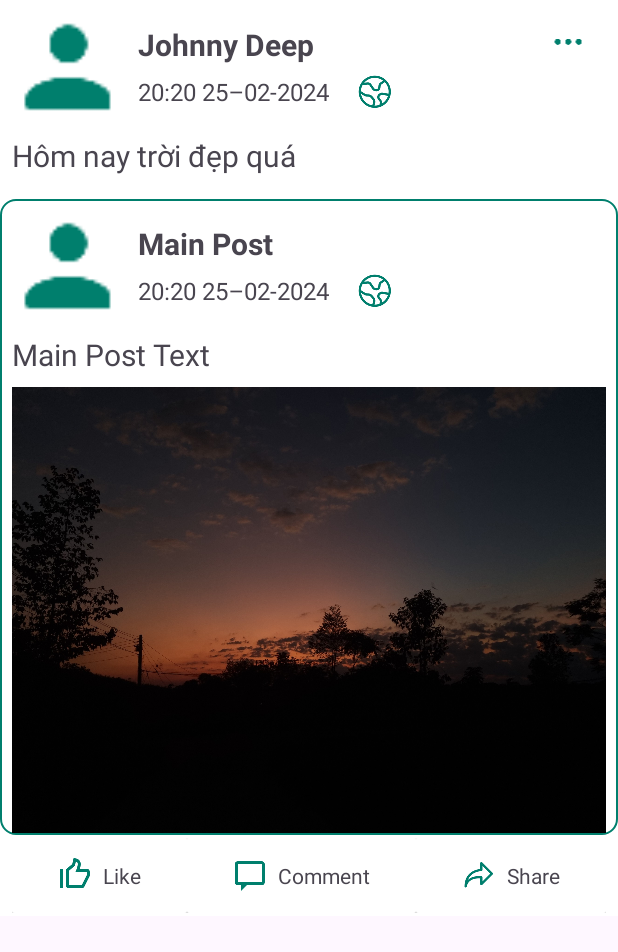
After one commit to Thu6Ngay13/MobileAndroid-Java-SocialMedia, an Android app: the layout share_post_view.xml on its own in the app's theme, with its tools: preview values and no code run, on a phone screen of 412 x 824 dp. The commit adds this screen. Shown: the top 952 px of the screen. Run offline under Robolectric (Android 15) with nearby library versions, the phone set to English and light mode, and no system bars.

Commit message:
Add share post view

```diff
--- a/app/src/main/res/layout/activity_group.xml
+++ b/app/src/main/res/layout/activity_group.xml
@@ -42,12 +42,11 @@
         <ImageButton
             android:id="@+id/ibCreateGroup"
             android:background="@color/white"
-            android:shadowRadius="5"
             app:layout_column="1"
             app:layout_columnWeight="1"
             app:layout_row="0"
             app:layout_rowWeight="1"
-            app:srcCompat="@mipmap/ic_add_90_dark" />
+            app:srcCompat="@mipmap/ic_add_72_dark" />
 
         <ImageButton
             android:id="@+id/ibSearch"
--- /dev/null
+++ b/app/src/main/res/layout/share_post_view.xml
@@ -0,0 +1,302 @@
+<?xml version="1.0" encoding="utf-8"?>
+<RelativeLayout xmlns:android="http://schemas.android.com/apk/res/android"
+    xmlns:app="http://schemas.android.com/apk/res-auto"
+    android:layout_width="match_parent"
+    android:layout_height="wrap_content"
+
+    android:background="@color/white"
+    android:layout_marginBottom="8dp">
+
+    <RelativeLayout
+        android:id="@+id/relativeLayout"
+        android:layout_width="match_parent"
+        android:layout_height="wrap_content"
+        android:layout_alignParentStart="true"
+        android:layout_alignParentEnd="true"
+        android:layout_marginStart="0dp"
+        android:layout_marginTop="0dp"
+        android:layout_marginEnd="0dp">
+
+        <ImageView
+            android:id="@+id/ivAvatar"
+            android:layout_width="75dp"
+            android:layout_height="75dp"
+            android:layout_alignParentStart="true"
+            android:layout_alignParentTop="true"
+            android:layout_alignParentEnd="true"
+            android:layout_marginStart="8dp"
+            android:layout_marginTop="8dp"
+            android:layout_marginEnd="328dp"
+            android:contentDescription="@string/avatar"
+            android:src="@mipmap/ic_user_72_dark" />
+
+        <TextView
+            android:id="@+id/tvFullName"
+            android:layout_width="wrap_content"
+            android:layout_height="wrap_content"
+            android:layout_alignParentStart="true"
+            android:layout_alignParentTop="true"
+            android:layout_alignParentEnd="true"
+            android:layout_marginStart="92dp"
+            android:layout_marginTop="16dp"
+            android:layout_marginEnd="200dp"
+            android:text="@string/full_name"
+            android:textSize="20sp"
+            android:textStyle="bold" />
+
+        <TextView
+            android:id="@+id/tvPostingTimeAt"
+            android:layout_width="wrap_content"
+            android:layout_height="wrap_content"
+            android:layout_alignParentStart="true"
+            android:layout_alignParentTop="true"
+            android:layout_alignParentEnd="true"
+            android:layout_marginStart="92dp"
+            android:layout_marginTop="50dp"
+            android:layout_marginEnd="186dp"
+            android:text="@string/posting_time_at"
+            android:textSize="16sp" />
+
+        <ImageView
+            android:id="@+id/ivMode"
+            android:layout_width="25dp"
+            android:layout_height="wrap_content"
+            android:layout_alignParentStart="true"
+            android:layout_alignParentTop="true"
+            android:layout_alignParentEnd="true"
+            android:layout_marginStart="237dp"
+            android:layout_marginTop="49dp"
+            android:layout_marginEnd="149dp"
+            android:src="@mipmap/ic_global_72_dark" />
+
+        <ImageView
+            android:id="@+id/ivMenu"
+            android:layout_width="50dp"
+            android:layout_height="wrap_content"
+            android:layout_alignParentStart="true"
+            android:layout_alignParentTop="true"
+            android:layout_alignParentEnd="true"
+            android:layout_marginStart="354dp"
+            android:layout_marginTop="16dp"
+            android:layout_marginEnd="8dp"
+            android:src="@mipmap/ic_more_72_dark" />
+
+        <TextView
+            android:id="@+id/tvPostText"
+            android:layout_width="wrap_content"
+            android:layout_height="wrap_content"
+            android:layout_alignParentStart="true"
+            android:layout_alignParentTop="true"
+            android:layout_alignParentEnd="true"
+            android:layout_marginStart="8dp"
+            android:layout_marginTop="90dp"
+            android:layout_marginEnd="211dp"
+            android:text="@string/post_text"
+            android:textSize="20sp" />
+    </RelativeLayout>
+
+    <RelativeLayout
+        android:id="@+id/relativeLayout2"
+        android:layout_width="match_parent"
+        android:layout_height="wrap_content"
+        android:layout_below="@+id/relativeLayout"
+        android:background="@drawable/custom_edittext"
+        android:layout_alignParentStart="true"
+        android:layout_alignParentEnd="true"
+        android:layout_marginStart="0dp"
+        android:layout_marginTop="15dp"
+        android:layout_marginEnd="0dp">
+
+        <ImageView
+            android:id="@+id/ivAvatarMainPost"
+            android:layout_width="75dp"
+            android:layout_height="75dp"
+            android:layout_alignParentStart="true"
+            android:layout_alignParentTop="true"
+            android:layout_alignParentEnd="true"
+            android:layout_marginStart="8dp"
+            android:layout_marginTop="8dp"
+            android:layout_marginEnd="328dp"
+            android:contentDescription="@string/avatar"
+            android:src="@mipmap/ic_user_72_dark" />
+
+        <TextView
+            android:id="@+id/tvMainFullName"
+            android:layout_width="wrap_content"
+            android:layout_height="wrap_content"
+            android:layout_alignParentStart="true"
+            android:layout_alignParentTop="true"
+            android:layout_alignParentEnd="true"
+            android:layout_marginStart="92dp"
+            android:layout_marginTop="16dp"
+            android:layout_marginEnd="200dp"
+            android:text="Main Post"
+            android:textSize="20sp"
+            android:textStyle="bold" />
+
+        <TextView
+            android:id="@+id/tvMainPostingTimeAt"
+            android:layout_width="wrap_content"
+            android:layout_height="wrap_content"
+            android:layout_alignParentStart="true"
+            android:layout_alignParentTop="true"
+            android:layout_alignParentEnd="true"
+            android:layout_marginStart="92dp"
+            android:layout_marginTop="50dp"
+            android:layout_marginEnd="186dp"
+            android:text="@string/posting_time_at"
+            android:textSize="16sp" />
+
+        <ImageView
+            android:id="@+id/ivMainMode"
+            android:layout_width="25dp"
+            android:layout_height="wrap_content"
+            android:layout_alignParentStart="true"
+            android:layout_alignParentTop="true"
+            android:layout_alignParentEnd="true"
+            android:layout_marginStart="237dp"
+            android:layout_marginTop="49dp"
+            android:layout_marginEnd="149dp"
+            android:src="@mipmap/ic_global_72_dark" />
+
+        <TextView
+            android:id="@+id/tvMainPostText"
+            android:layout_width="wrap_content"
+            android:layout_height="wrap_content"
+            android:layout_alignParentStart="true"
+            android:layout_alignParentTop="true"
+            android:layout_alignParentEnd="true"
+            android:layout_marginStart="8dp"
+            android:layout_marginTop="90dp"
+            android:layout_marginEnd="211dp"
+            android:text="Main Post Text"
+            android:textSize="20sp" />
+
+        <ImageView
+            android:id="@+id/ivPostImage"
+            android:layout_width="wrap_content"
+            android:layout_height="300dp"
+            android:layout_alignParentStart="true"
+            android:layout_alignParentTop="true"
+            android:layout_marginTop="124dp"
+            android:layout_marginStart="8dp"
+            android:layout_marginEnd="8dp"
+            android:src="@drawable/post_image"/>
+
+    </RelativeLayout>
+
+
+    <androidx.gridlayout.widget.GridLayout
+        android:layout_width="match_parent"
+        android:layout_height="50dp"
+        android:layout_below="@+id/relativeLayout2"
+        android:layout_alignParentStart="true"
+        android:layout_alignParentEnd="true"
+        android:layout_centerHorizontal="true"
+        android:layout_marginStart="8dp"
+        android:layout_marginTop="2dp"
+        android:layout_marginEnd="8dp"
+        android:layout_marginBottom="2dp"
+        android:background="@color/white"
+        app:columnCount="3"
+        app:rowCount="1">
+
+        <androidx.cardview.widget.CardView
+            android:id="@+id/cvLike"
+            app:layout_column="0"
+            app:layout_columnWeight="1"
+            app:layout_row="0"
+            app:layout_rowWeight="1">
+
+            <LinearLayout
+                android:layout_width="match_parent"
+                android:layout_height="match_parent"
+                android:layout_gravity="center_vertical|center_horizontal"
+                android:background="@color/white"
+                android:gravity="center"
+                android:orientation="horizontal">
+
+                <ImageView
+                    android:id="@+id/ivLike"
+                    android:layout_width="wrap_content"
+                    android:layout_height="wrap_content"
+                    android:background="@color/white"
+                    android:padding="3dp"
+                    android:src="@mipmap/ic_like_72_line" />
+
+                <TextView
+                    android:layout_width="wrap_content"
+                    android:layout_height="wrap_content"
+                    android:background="@color/white"
+                    android:padding="3dp"
+                    android:text="@string/like" />
+            </LinearLayout>
+        </androidx.cardview.widget.CardView>
+
+        <androidx.cardview.widget.CardView
+            android:id="@+id/cvComment"
+            app:layout_column="1"
+            app:layout_columnWeight="1"
+            app:layout_row="0"
+            app:layout_rowWeight="1">
+
+            <LinearLayout
+                android:layout_width="match_parent"
+                android:layout_height="match_parent"
+                android:layout_gravity="center_vertical|center_horizontal"
+                android:background="@color/white"
+                android:gravity="center">
+
+                <ImageView
+                    android:id="@+id/ivComment"
+                    android:layout_width="wrap_content"
+                    android:layout_height="wrap_content"
+                    android:background="@color/white"
+                    android:padding="3dp"
+                    android:src="@mipmap/ic_comment_72_dark" />
+
+                <TextView
+                    android:layout_width="wrap_content"
+                    android:layout_height="wrap_content"
+                    android:background="@color/white"
+                    android:padding="3dp"
+                    android:text="@string/comment" />
+            </LinearLayout>
+        </androidx.cardview.widget.CardView>
+
+        <androidx.cardview.widget.CardView
+            android:id="@+id/cvShare"
+            app:layout_column="2"
+            app:layout_columnWeight="1"
+            app:layout_row="0"
+            app:layout_rowWeight="1">
+
+            <LinearLayout
+                android:layout_width="match_parent"
+                android:layout_height="match_parent"
+                android:layout_gravity="center_vertical|center_horizontal"
+                android:background="@color/white"
+                android:gravity="center">
+
+                <ImageView
+                    android:id="@+id/ivShare"
+                    android:layout_width="wrap_content"
+                    android:layout_height="wrap_content"
+                    android:background="@color/white"
+                    android:padding="3dp"
+                    android:src="@mipmap/ic_share_72_dark" />
+
+                <TextView
+                    android:layout_width="wrap_content"
+                    android:layout_height="wrap_content"
+                    android:background="@color/white"
+                    android:padding="3dp"
+                    android:text="@string/share" />
+            </LinearLayout>
+        </androidx.cardview.widget.CardView>
+
+    </androidx.gridlayout.widget.GridLayout>
+
+
+
+</RelativeLayout>
```
Also changed, not shown: app/src/main/res/mipmap-hdpi/ic_add_90_dark.png (deleted), app/src/main/res/mipmap-hdpi/ic_add_90_light.png (deleted), app/src/main/res/mipmap-xxhdpi/ic_add_72_dark.png (added), app/src/main/res/mipmap-xxhdpi/ic_add_72_link.png (added).
